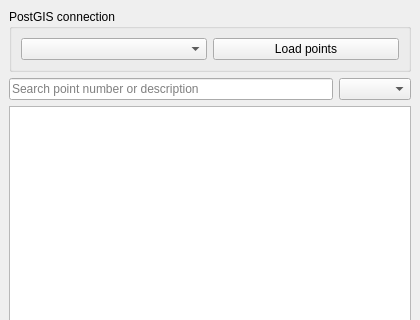
hsmzubair/qgis-geodetic-control, file geodetic_control_browser/ui/control_dock.ui: the form before one commit; both pictures show x 0 to 420 and y 0 to 320 of the 420 by 860 pixel window.
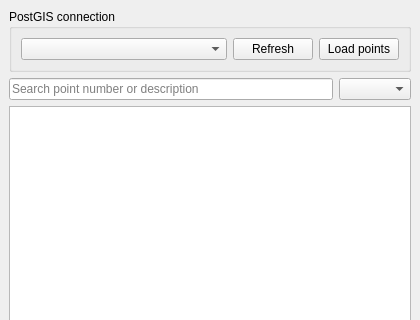
The form after the commit.

What changed in the file:
```diff
--- a/geodetic_control_browser/ui/control_dock.ui
+++ b/geodetic_control_browser/ui/control_dock.ui
@@ -14,7 +14,13 @@
      <widget class="QGroupBox" name="connectionGroup">
       <property name="title"><string>PostGIS connection</string></property>
       <layout class="QHBoxLayout" name="connectionLayout">
-       <item><widget class="QComboBox" name="connCombo"/></item>
+       <item><widget class="QComboBox" name="connCombo"><property name="sizePolicy"><sizepolicy hsizetype="Expanding" vsizetype="Fixed"><horstretch>1</horstretch><verstretch>0</verstretch></sizepolicy></property></widget></item>
+       <item>
+        <widget class="QPushButton" name="refreshConnButton">
+         <property name="text"><string>Refresh</string></property>
+         <property name="toolTip"><string>Reload the list of saved PostgreSQL connections</string></property>
+        </widget>
+       </item>
        <item>
         <widget class="QPushButton" name="loadButton">
          <property name="text"><string>Load points</string></property>
```
